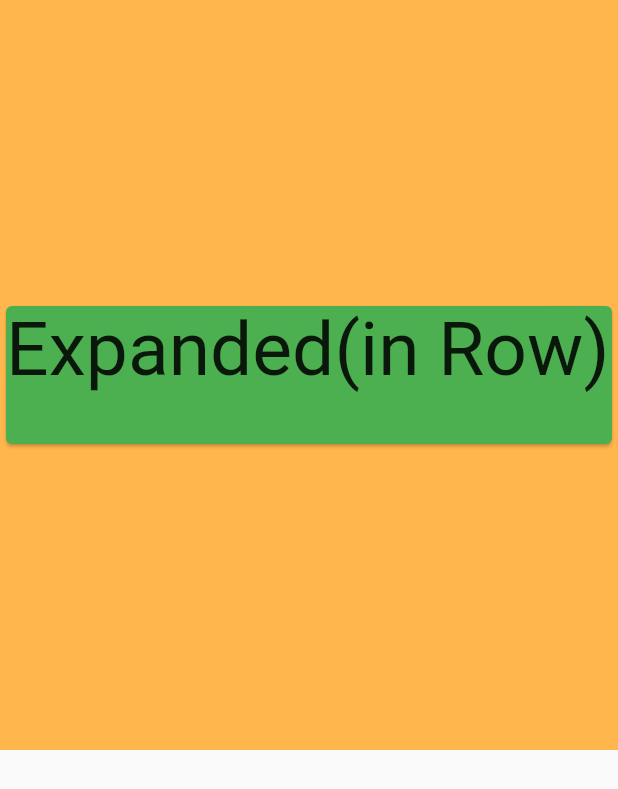
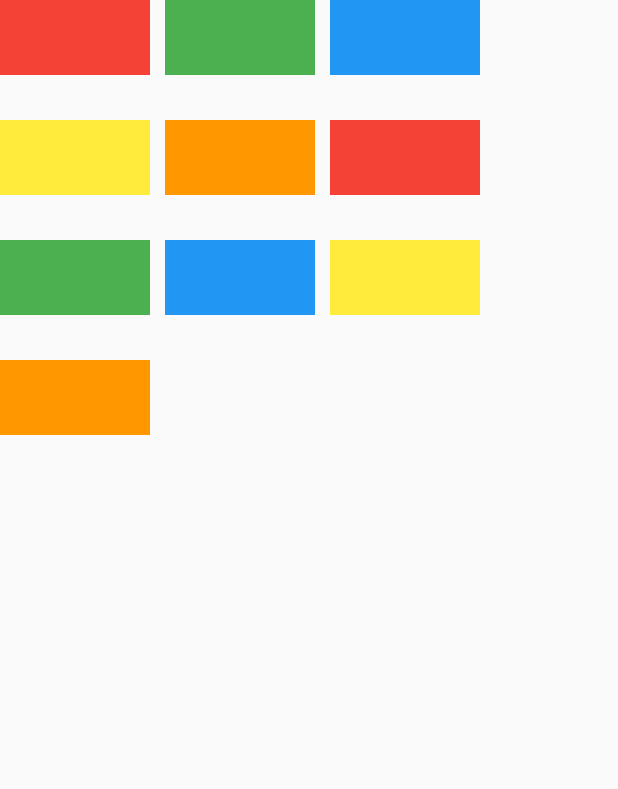
Before and after one commit to flutter-preview/HirotoKonno-Flutter_WidgetOfTheWeek, a Flutter app: the screen it shows after launch, on a phone screen of 412 x 824 dp. Shown: the top 789 px of the screen. Run offline on Flutter 3.47's test engine with Material 2 defaults, Android fonts, the phone set to English and light mode, and no system bars.

Commit message:
Add SampleWrapView

```diff
--- a/lib/main.dart
+++ b/lib/main.dart
@@ -14,49 +14,34 @@ class MyApp extends StatelessWidget {
       theme: ThemeData(
         primarySwatch: Colors.blue,
       ),
-      home: _SampleExpandedView(),
+      home: _SampleWrapView(),
     );
   }
 }
 
-class _SampleExpandedView extends StatelessWidget {
+class _SampleWrapView extends StatelessWidget {
   @override
   Widget build(BuildContext context) {
     return Scaffold(
       body: SafeArea(
-        child: Container(
-          width: 500,
-          height: 500,
-          decoration: BoxDecoration(
-            color: Colors.orange[300],
-          ),
-          child: Row(
-            children: const [
-              Expanded(
-                child: SizedBox(
-                  width: 100,
-                  height: 100,
-                  child: Card(
-                    color: Colors.green,
-                    child: Text(
-                      'Expanded(in Row)',
-                      style: TextStyle(fontSize: 50),
-                    ),
-                  ),
-                ),
-              ),
-              // Flexible(
-              //   child: SizedBox(
-              //     width: 100,
-              //     height: 100,
-              //     child: Card(
-              //       color: Colors.red,
-              //       child: Text('Flexible'),
-              //     ),
-              //   ),
-              // ),
-            ],
-          ),
+        child: Wrap(
+          direction: Axis.horizontal,
+          // alignment: WrapAlignment.center,
+          spacing: 10.0,
+          runAlignment: WrapAlignment.spaceBetween,
+          runSpacing: 30.0,
+          children: [
+            Container(width: 100, height: 50, color: Colors.red),
+            Container(width: 100, height: 50, color: Colors.green),
+            Container(width: 100, height: 50, color: Colors.blue),
+            Container(width: 100, height: 50, color: Colors.yellow),
+            Container(width: 100, height: 50, color: Colors.orange),
+            Container(width: 100, height: 50, color: Colors.red),
+            Container(width: 100, height: 50, color: Colors.green),
+            Container(width: 100, height: 50, color: Colors.blue),
+            Container(width: 100, height: 50, color: Colors.yellow),
+            Container(width: 100, height: 50, color: Colors.orange),
+          ],
         ),
       ),
     );
```
Also changed, not shown: Expanded.png (deleted), Wrap.png (added), 1 other file.
